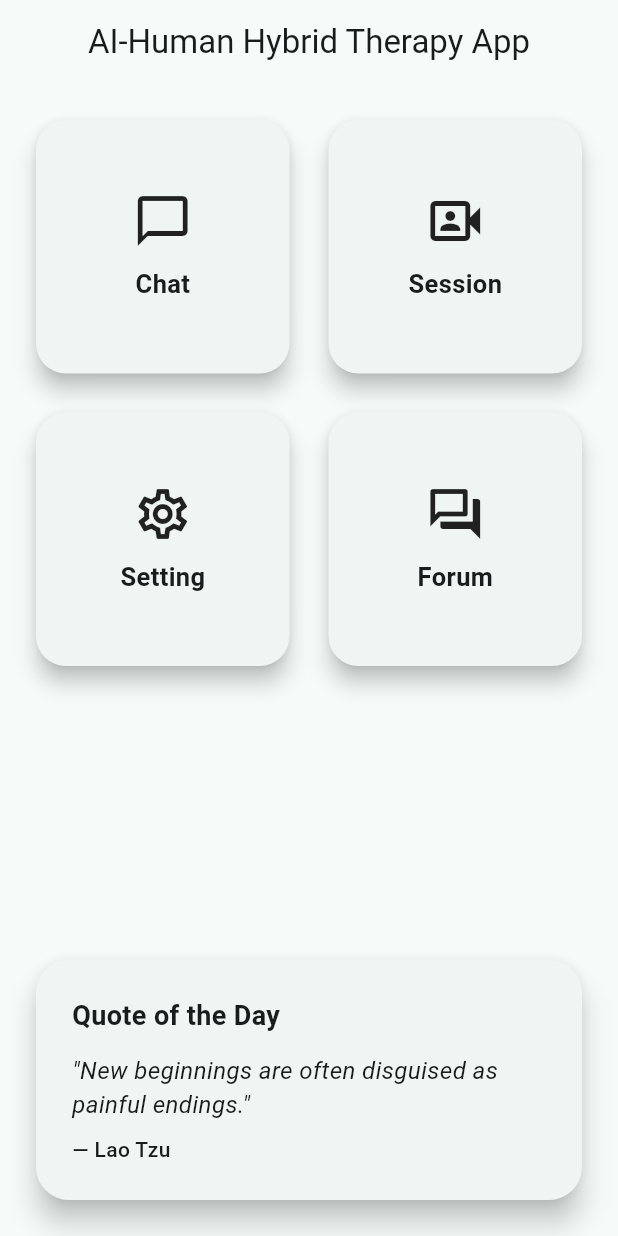
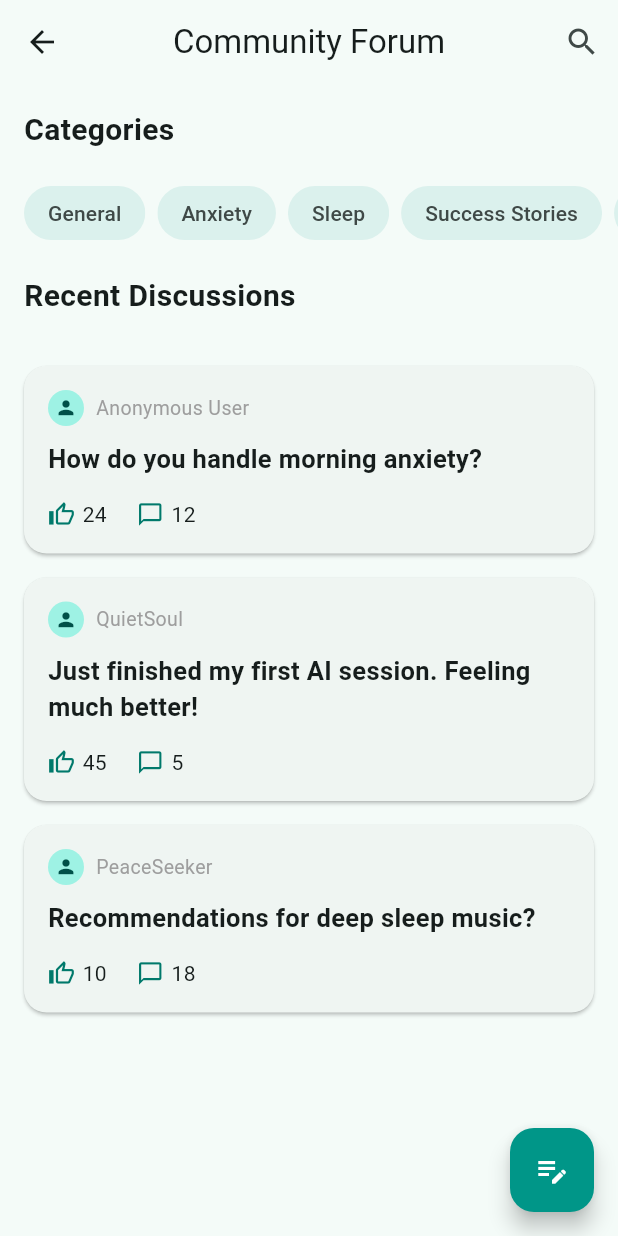
Before and after one commit to novaet12/final_year_project, a Flutter app: the screen it shows after launch, after a tap on "Forum", on a phone screen of 412 x 824 dp. Run offline on Flutter 3.47's test engine with Material 3 defaults, Android fonts, the phone set to English and light mode, and no system bars.

Commit message:
done all the front end

```diff
--- /dev/null
+++ b/frontend_flutter/lib/screens/forum_page.dart
@@ -0,0 +1,139 @@
+import 'package:flutter/material.dart';
+
+class ForumPage extends StatelessWidget {
+  const ForumPage({super.key});
+
+  @override
+  Widget build(BuildContext context) {
+    return Scaffold(
+      appBar: AppBar(
+        title: const Text("Community Forum"),
+        centerTitle: true,
+        actions: [
+          IconButton(
+            icon: const Icon(Icons.search),
+            onPressed: () {},
+          ),
+        ],
+      ),
+      body: SingleChildScrollView(
+        child: Column(
+          crossAxisAlignment: CrossAxisAlignment.start,
+          children: [
+            _sectionLabel("Categories"),
+            _buildCategories(),
+            _sectionLabel("Recent Discussions"),
+            _buildPostList(),
+          ],
+        ),
+      ),
+      floatingActionButton: FloatingActionButton(
+        onPressed: () {},
+        backgroundColor: Colors.teal,
+        child: const Icon(Icons.edit_note, color: Colors.white),
+      ),
+    );
+  }
+
+  Widget _sectionLabel(String label) {
+    return Padding(
+      padding: const EdgeInsets.all(16.0),
+      child: Text(
+        label,
+        style: const TextStyle(fontSize: 20, fontWeight: FontWeight.bold),
+      ),
+    );
+  }
+
+  Widget _buildCategories() {
+    final categories = ["General", "Anxiety", "Sleep", "Success Stories", "Tips"];
+    return SizedBox(
+      height: 50,
+      child: ListView.builder(
+        scrollDirection: Axis.horizontal,
+        padding: const EdgeInsets.symmetric(horizontal: 12),
+        itemCount: categories.length,
+        itemBuilder: (context, index) {
+          return Padding(
+            padding: const EdgeInsets.symmetric(horizontal: 4.0),
+            child: Chip(
+              label: Text(categories[index]),
+              backgroundColor: Colors.teal.withOpacity(0.1),
+              side: BorderSide.none,
+              shape: RoundedRectangleBorder(borderRadius: BorderRadius.circular(20)),
+            ),
+          );
+        },
+      ),
+    );
+  }
+
+  Widget _buildPostList() {
+    final posts = [
+      {
+        "user": "Anonymous User",
+        "title": "How do you handle morning anxiety?",
+        "likes": "24",
+        "comments": "12"
+      },
+      {
+        "user": "QuietSoul",
+        "title": "Just finished my first AI session. Feeling much better!",
+        "likes": "45",
+        "comments": "5"
+      },
+      {
+        "user": "PeaceSeeker",
+        "title": "Recommendations for deep sleep music?",
+        "likes": "10",
+        "comments": "18"
+      },
+    ];
+
+    return ListView.builder(
+      shrinkWrap: true,
+      physics: const NeverScrollableScrollPhysics(),
+      padding: const EdgeInsets.all(16),
+      itemCount: posts.length,
+      itemBuilder: (context, index) {
+        final post = posts[index];
+        return Card(
+          margin: const EdgeInsets.only(bottom: 16),
+          shape: RoundedRectangleBorder(borderRadius: BorderRadius.circular(15)),
+          child: Padding(
+            padding: const EdgeInsets.all(16.0),
+            child: Column(
+              crossAxisAlignment: CrossAxisAlignment.start,
+              children: [
+                Row(
+                  children: [
+                    const CircleAvatar(radius: 12, child: Icon(Icons.person, size: 15)),
+                    const SizedBox(width: 8),
+                    Text(post['user']!, style: const TextStyle(color: Colors.grey, fontSize: 13)),
+                  ],
+                ),
+                const SizedBox(height: 10),
+                Text(
+                  post['title']!,
+                  style: const TextStyle(fontSize: 17, fontWeight: FontWeight.w600),
+                ),
+                const SizedBox(height: 15),
+                Row(
+                  children: [
+                    Icon(Icons.thumb_up_outlined, size: 18, color: Colors.teal[700]),
+                    const SizedBox(width: 5),
+                    Text(post['likes']!),
+                    const SizedBox(width: 20),
+                    Icon(Icons.chat_bubble_outline, size: 18, color: Colors.teal[700]),
+                    const SizedBox(width: 5),
+                    Text(post['comments']!),
+                  ],
+                )
+              ],
+            ),
+          ),
+        );
+      },
+    );
+  }
+}
--- a/frontend_flutter/lib/screens/home_page.dart
+++ b/frontend_flutter/lib/screens/home_page.dart
@@ -1,6 +1,8 @@
 import 'package:flutter/material.dart';
 import 'chat_page.dart';
-import 'settings_page.dart'; // Make sure this import exists
+import 'settings_page.dart';
+import 'session_page.dart';
+import 'forum_page.dart';
 
 class HomePage extends StatelessWidget {
   final Function(bool) onThemeChanged;
@@ -46,7 +48,12 @@ class HomePage extends StatelessWidget {
                   _menuCard(
   icon: Icons.video_camera_front_outlined,
   label: "Session",
-                    onTap: () => menuTapped("Session"),
+  onTap: () {
+    Navigator.push(
+      context,
+      MaterialPageRoute(builder: (context) => const SessionPage()),
+    );
+  },
 ),
                   _menuCard(
                     icon: Icons.settings_outlined,
@@ -66,7 +73,12 @@ class HomePage extends StatelessWidget {
                   _menuCard(
   icon: Icons.forum_outlined,
   label: "Forum",
-                    onTap: () => menuTapped("Forum"),
+  onTap: () {
+    Navigator.push(
+      context,
+      MaterialPageRoute(builder: (context) => const ForumPage()),
+    );
+  },
 ),
                 ],
               ),
```
Also changed, not shown: frontend_flutter/lib/screens/session_page.dart (added, +93 -0 lines), frontend_flutter/lib/screens/forum.dart (deleted), frontend_flutter/lib/screens/session.dart (deleted). Lines whose indentation alone changed are shown as unchanged.
